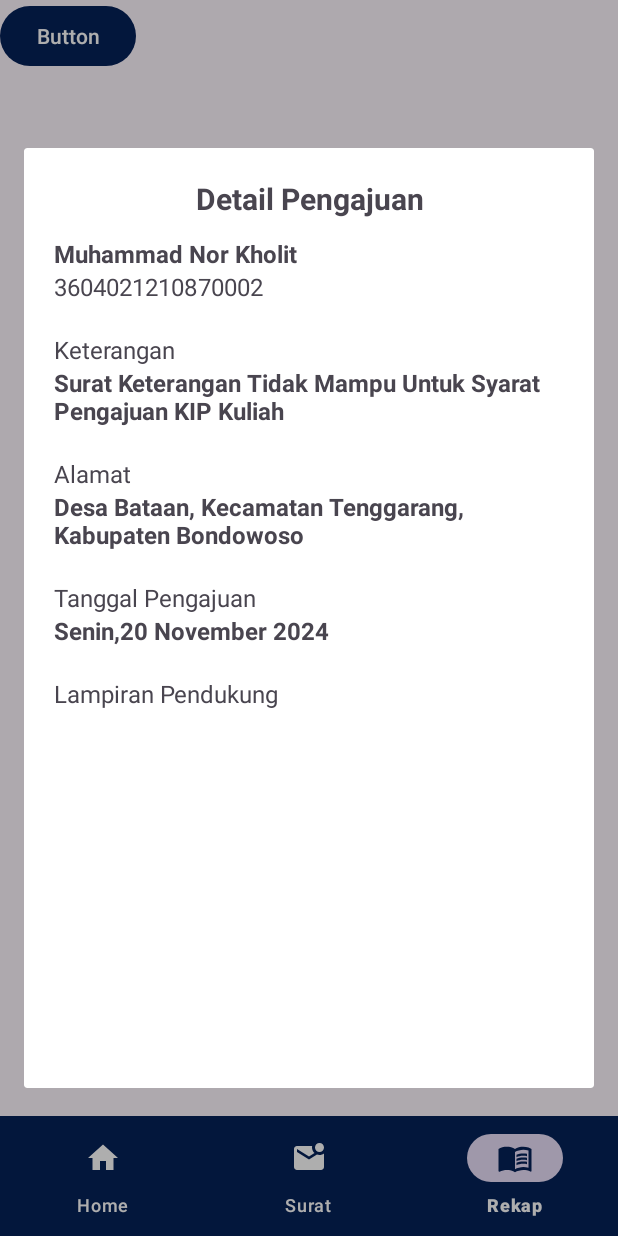
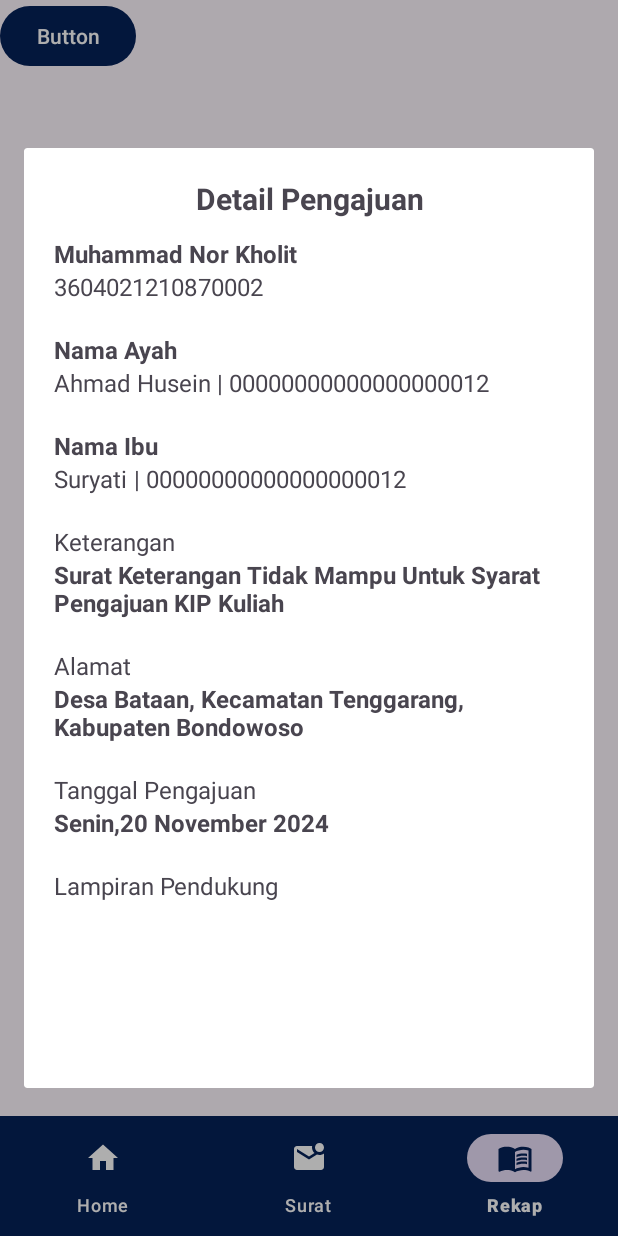
Before and after one commit to Tech-Evolution-Nexus/sisuratmobb, an Android app: the fragment DataPopup placed in its activity, item 3 of the bottom bar chosen, on a phone screen of 412 x 824 dp. Run offline under Robolectric (Android 15) with nearby library versions, the phone set to English and light mode, and no system bars; our stand-ins replace navigation-ui; pictures from the network do not load; 1 statement that could not run was skipped.

Commit message:
update dialog biodata

```diff
--- a/app/build.gradle.kts
+++ b/app/build.gradle.kts
@@ -18,12 +18,18 @@ android {
     }
 
     buildTypes {
+        debug {
+            buildConfigField("String", "API_KEY", "\"your_debug_api_key\"")
+        }
         release {
             isMinifyEnabled = false
             proguardFiles(
                 getDefaultProguardFile("proguard-android-optimize.txt"),
                 "proguard-rules.pro"
             )
+
+
+
         }
     }
     compileOptions {
--- a/app/src/main/java/com/nixie/sisuratmob/Api/ApiClient.java
+++ b/app/src/main/java/com/nixie/sisuratmob/Api/ApiClient.java
@@ -1,11 +1,14 @@
 package com.nixie.sisuratmob.Api;
+
+import com.nixie.sisuratmob.Helpers.Helpers;
 
 import okhttp3.OkHttpClient;
 import retrofit2.Retrofit;
 import retrofit2.converter.gson.GsonConverterFactory;
 
 public class ApiClient {
-    private static final String BASE_URL = "http://192.168.1.7/SISURAT/api/"; // Ganti dengan URL API Anda
+
+    private static final String BASE_URL = Helpers.API_URL; // Ganti dengan URL API Anda
     private static Retrofit retrofit;
 
     public static Retrofit getRetrofitInstance() {
--- a/app/src/main/java/com/nixie/sisuratmob/Helpers/Helpers.java
+++ b/app/src/main/java/com/nixie/sisuratmob/Helpers/Helpers.java
@@ -1,7 +1,11 @@
 package com.nixie.sisuratmob.Helpers;
+
 import java.text.SimpleDateFormat;
 import java.util.Locale;
+
 public class Helpers {
+     public static  final String API_URL = "http://192.168.1.7/SISURAT/api/";
+        public  static final String BASE_URL = "http://192.168.1.7/SISURAT/";
     public static String formatTanggal(String tanggalAsli) {
         try {
             // Format tanggal asli (dari database)
@@ -15,4 +19,6 @@ public class Helpers {
             return tanggalAsli; // Jika gagal, gunakan tanggal asli
         }
     }
+
+
 }
--- a/app/src/main/java/com/nixie/sisuratmob/komponen/DataPopup.java
+++ b/app/src/main/java/com/nixie/sisuratmob/komponen/DataPopup.java
@@ -104,7 +104,7 @@ public class DataPopup extends DialogFragment {
                 approvalPengajuan(nik, ipengajuan, "diterima", null);
             });
             dcetakView.setOnClickListener(v -> {
-                String url = "http://192.168.1.7/SISURAT/api/surat-selesai/export/" + ipengajuan;
+                String url = Helpers.API_URL+"surat-selesai/export/" + ipengajuan;
                 downloadPDF(getContext(), url, title, ipengajuan);
             });
         }
--- a/app/src/main/res/layout/dialog_biodata.xml
+++ b/app/src/main/res/layout/dialog_biodata.xml
@@ -40,6 +40,77 @@
                 android:textStyle="normal" />
 
             <TextView
+                android:id="@+id/nama_bapak_label"
+                android:layout_width="wrap_content"
+                android:layout_height="wrap_content"
+                android:layout_marginStart="20dp"
+                android:layout_marginTop="20dp"
+                android:layout_marginEnd="20dp"
+                android:text="Nama Ayah"
+                android:textSize="16dp"
+                android:textStyle="bold" />
+
+            <LinearLayout
+                android:layout_width="match_parent"
+                android:layout_height="wrap_content"
+                android:orientation="horizontal">
+
+                <TextView
+                    android:id="@+id/nama_bapak"
+                    android:layout_width="wrap_content"
+                    android:layout_height="wrap_content"
+                    android:layout_marginStart="20dp"
+                    android:text="Ahmad Husein"
+                    android:textSize="16dp"
+                    android:textStyle="normal" />
+
+                <TextView
+                    android:id="@+id/nik_bapak"
+                    android:layout_width="match_parent"
+                    android:layout_height="wrap_content"
+                    android:layout_marginEnd="20dp"
+                    android:text=" | 00000000000000000012"
+                    android:textSize="16dp"
+                    android:textStyle="normal" />
+            </LinearLayout>
+
+            <TextView
+                android:id="@+id/nama_ibu_label"
+                android:layout_width="wrap_content"
+                android:layout_height="wrap_content"
+                android:layout_marginStart="20dp"
+                android:layout_marginTop="20dp"
+                android:layout_marginEnd="20dp"
+                android:text="Nama Ibu"
+                android:textSize="16dp"
+                android:textStyle="bold" />
+
+            <LinearLayout
+                android:layout_width="match_parent"
+                android:layout_height="wrap_content"
+                android:orientation="horizontal">
+
+                <TextView
+                    android:id="@+id/nama_ibu"
+                    android:layout_width="wrap_content"
+                    android:layout_height="wrap_content"
+                    android:layout_marginStart="20dp"
+                    android:text="Suryati"
+                    android:textSize="16dp"
+                    android:textStyle="normal" />
+
+                <TextView
+                    android:id="@+id/nik_ibu"
+                    android:layout_width="match_parent"
+                    android:layout_height="wrap_content"
+                    android:layout_marginEnd="20dp"
+                    android:text=" | 00000000000000000012"
+                    android:textSize="16dp"
+                    android:textStyle="normal" />
+            </LinearLayout>
+
+
+            <TextView
                 android:id="@+id/keterangan_label"
                 android:layout_width="match_parent"
                 android:layout_height="wrap_content"
@@ -60,7 +131,7 @@
                 android:textSize="16dp"
                 android:textStyle="bold" />
 
-             <TextView
+            <TextView
                 android:id="@+id/keterangan_ditolak_label"
                 android:layout_width="match_parent"
                 android:layout_height="wrap_content"
@@ -69,8 +140,8 @@
                 android:layout_marginEnd="20dp"
                 android:text="Keterangan Ditolak"
                 android:textSize="16dp"
-                 android:visibility="gone"
-                android:textStyle="normal" />
+                android:textStyle="normal"
+                android:visibility="gone" />
 
             <TextView
                 android:id="@+id/keterangan_ditolak_txt"
@@ -80,8 +151,8 @@
                 android:layout_marginEnd="20dp"
                 android:text="Surat Keterangan Tidak Mampu Untuk Syarat Pengajuan KIP Kuliah"
                 android:textSize="16dp"
-                android:visibility="gone"
-                android:textStyle="bold" />
+                android:textStyle="bold"
+                android:visibility="gone" />
 
             <TextView
                 android:id="@+id/alamat_label"
@@ -172,6 +243,7 @@
                 android:layout_marginTop="20dp"
                 android:layout_marginBottom="20dp"
                 android:orientation="horizontal">
+
                 <Button
                     android:id="@+id/btnbatalkansurat"
                     android:layout_width="0dp"
@@ -182,6 +254,7 @@
                     android:backgroundTint="#CE1C1C"
                     android:text="Tolak"
                     android:visibility="gone" />
+
                 <Button
                     android:id="@+id/btn_terima"
                     android:layout_width="0dp"
@@ -193,6 +266,7 @@
                     android:backgroundTint="@color/teal_700"
                     android:text="Terima"
                     android:visibility="gone" />
+
                 <Button
                     android:id="@+id/dcetak"
                     android:layout_width="match_parent"
```
Also changed, not shown: app/src/main/java/com/nixie/sisuratmob/Api/ApiService.java (+7 -2 lines), gradle.properties (line endings or trailing spaces), 1 other file. Lines whose indentation alone changed are shown as unchanged.
